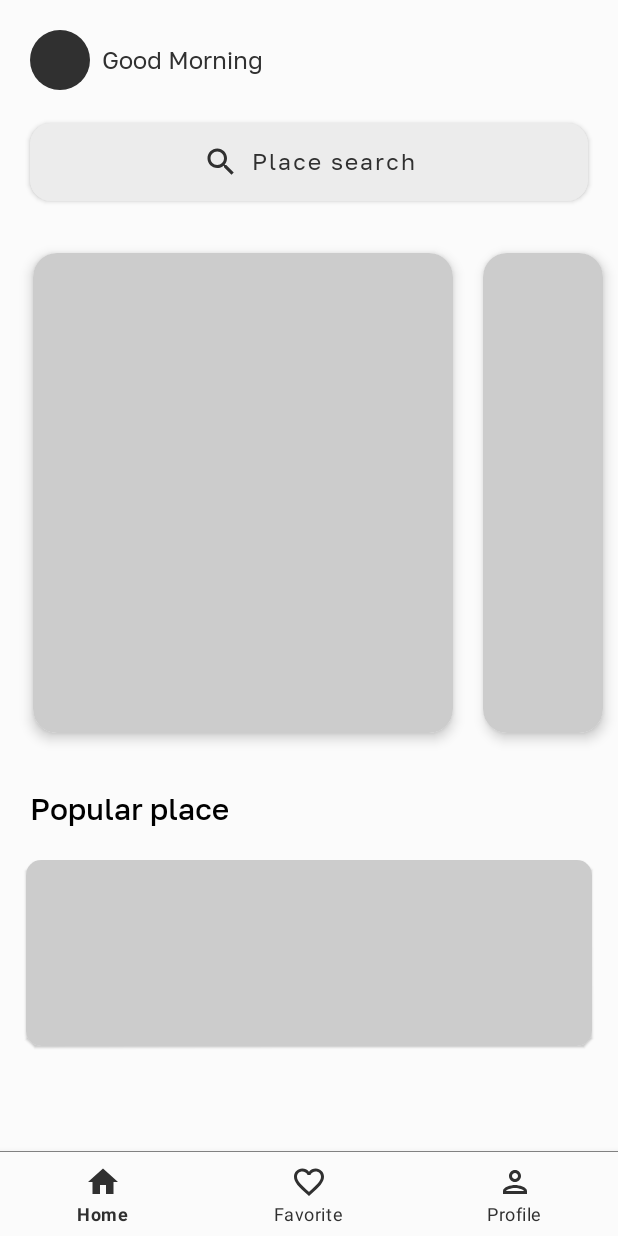
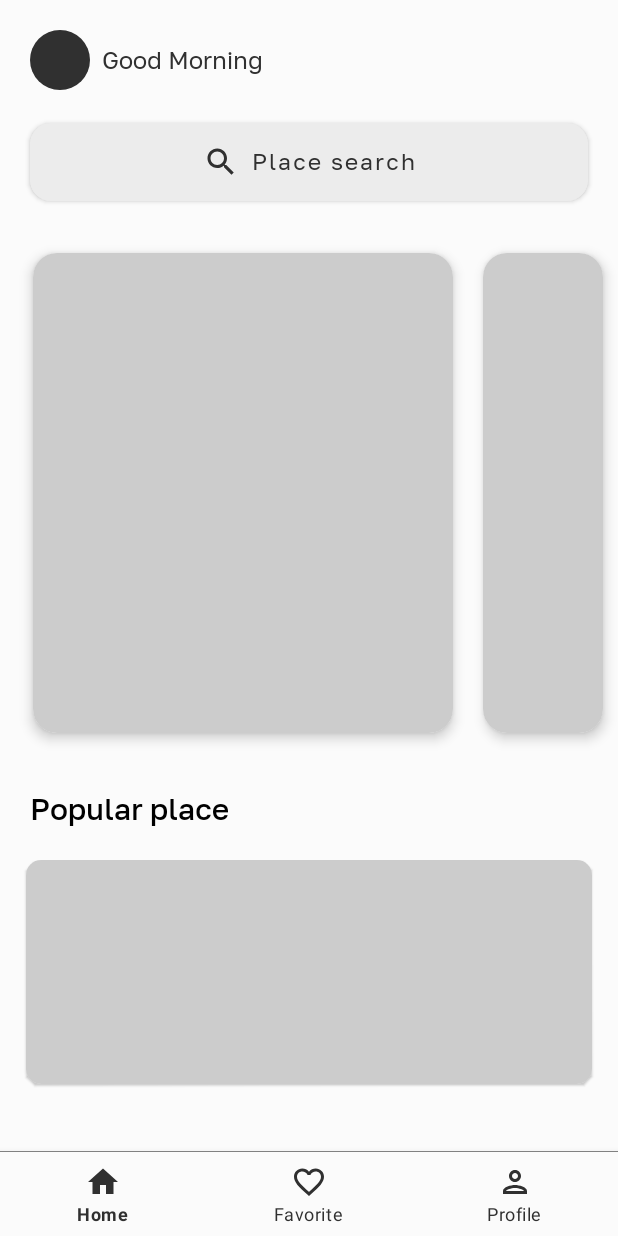
Before and after one commit to ONESECTOR/CityGuide, an Android app: the screen it shows after launch (MainActivity), on a phone screen of 412 x 824 dp. Run offline under Robolectric (Android 15) with nearby library versions, the phone set to English and light mode, and no system bars; our stand-ins replace CircleImageView, Firebase (no records; nobody signed in at launch, a user with empty details on screens opened directly), Shimmer, navigation-ui; plain views replace RoundedImageView.

Commit message:
changed size of popular item and its shimmer

```diff
--- a/app/src/main/res/layout/item_popular.xml
+++ b/app/src/main/res/layout/item_popular.xml
@@ -17,8 +17,8 @@
 
         <com.makeramen.roundedimageview.RoundedImageView
             android:id="@+id/iv_place"
-            android:layout_width="140dp"
-            android:layout_height="140dp"
+            android:layout_width="125dp"
+            android:layout_height="125dp"
             android:background="@color/white"
             app:layout_constraintStart_toStartOf="parent"
             app:layout_constraintTop_toTopOf="parent"
--- a/app/src/main/res/layout/shimmer_popular_item.xml
+++ b/app/src/main/res/layout/shimmer_popular_item.xml
@@ -17,8 +17,8 @@
 
         <com.makeramen.roundedimageview.RoundedImageView
             android:id="@+id/iv_place"
-            android:layout_width="100dp"
-            android:layout_height="100dp"
+            android:layout_width="125dp"
+            android:layout_height="125dp"
             android:background="@color/dark_white"
             app:layout_constraintStart_toStartOf="parent"
             app:layout_constraintTop_toTopOf="parent"
```
